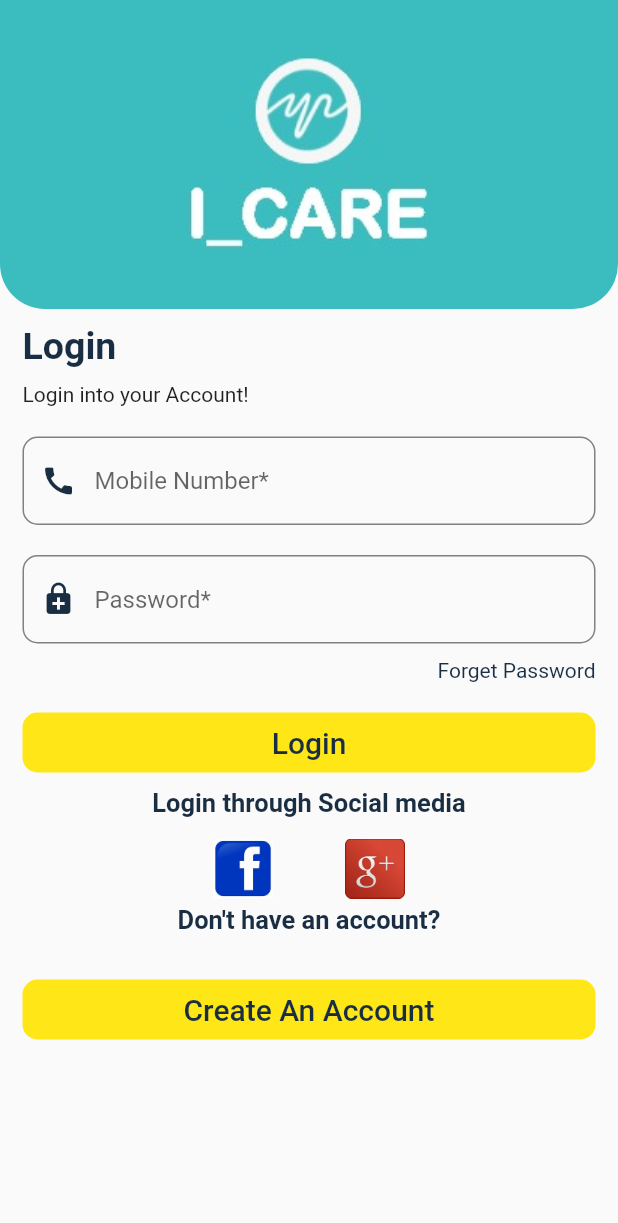
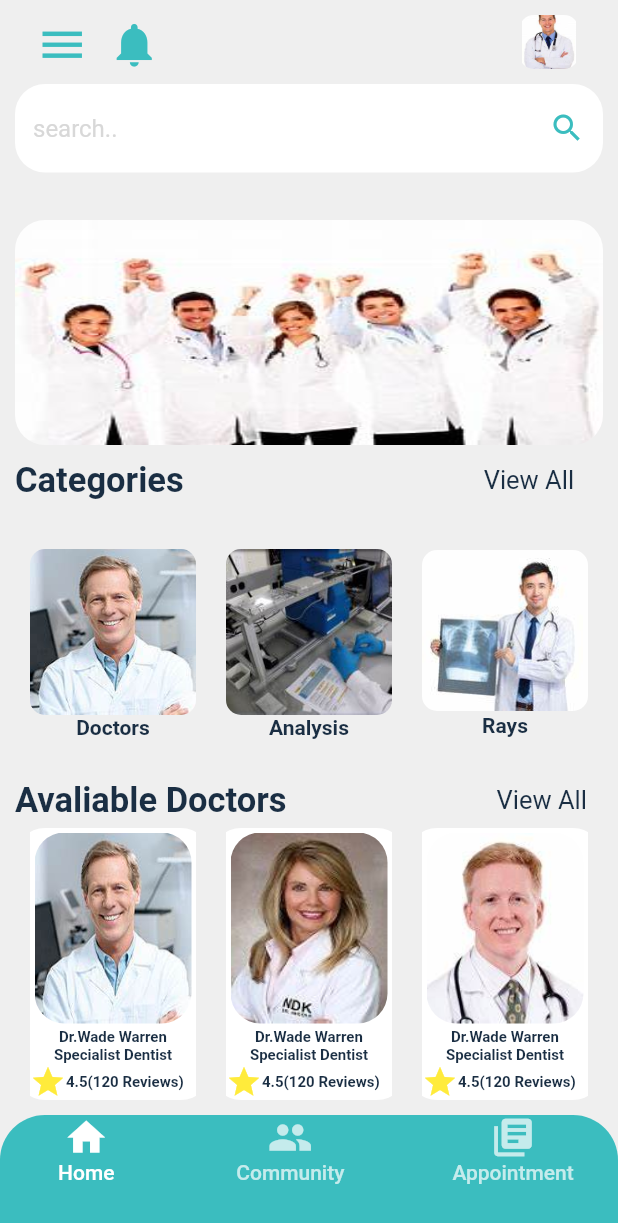
Before and after one commit to mohamedahemd99/UI_flutter, a Flutter app: the screen it shows after launch, on a phone screen of 412 x 824 dp. Shown: the top 1223 px of the screen. Run offline on Flutter 3.47's test engine with Material 2 defaults, Android fonts, the phone set to English and light mode, and no system bars.

Commit message:
home page

```diff
--- a/lib/home.dart
+++ b/lib/home.dart
@@ -0,0 +1,202 @@
+import 'package:flutter/material.dart';
+import 'package:flutter/cupertino.dart';
+const primary=Color(0xff3bbdbf);
+const font=Color(0xff1a2e43);
+const hint=Color(0xff808182);
+const background=Color(0xffefefef);
+const inactiveColor=Colors.white70;
+const activeColor=Colors.white;
+class HomeScreen extends StatefulWidget {
+  @override
+  _HomeScreenState createState() => _HomeScreenState();
+}
+
+class _HomeScreenState extends State<HomeScreen> {
+  @override
+  Widget build(BuildContext context) {
+    return Scaffold(
+      backgroundColor: background,
+      appBar: AppBar(backgroundColor: background,elevation: 0.0,
+        title:  Container(
+          child: Row(
+            crossAxisAlignment: CrossAxisAlignment.start,
+            mainAxisAlignment: MainAxisAlignment.start,
+            children: [
+               IconButton(onPressed: (){},icon: Icon(Icons.menu,color: primary,size: 35.0,)),
+               IconButton(onPressed: (){},icon: Icon(Icons.notifications,color: primary,size: 35.0)),
+            ],
+          ),
+        ),
+        actions: [
+          FlatButton(onPressed: (){},child: Container(margin:EdgeInsets.all(10.0),width: 40.0,child: ClipRRect(borderRadius: BorderRadius.circular(10.0),child: Image(image: AssetImage("images/tt.jpg")))))
+        ],
+      ),
+      body:
+      Container(
+        width: double.infinity,
+
+        child: Column(
+          crossAxisAlignment: CrossAxisAlignment.stretch,
+          children: [
+            Expanded(flex:1,child: Container(margin: EdgeInsets.only(right:10.0,left: 10.0,bottom: 10.0),child: TextField(decoration: InputDecoration(enabledBorder: OutlineInputBorder(borderSide: BorderSide(color: Colors.transparent),borderRadius: BorderRadius.all(Radius.circular(20))),focusedBorder:OutlineInputBorder(borderSide: BorderSide(color: Colors.transparent),borderRadius: BorderRadius.all(Radius.circular(20))),filled: true,fillColor: Colors.white,hintText: "search..",hintStyle:TextStyle(color: Color(0xffd8d8d8)),suffixIcon:Icon(Icons.search,color:primary,)),))),
+            Container(
+              margin:  EdgeInsets.only(right:10.0,left: 10.0,bottom: 10.0),
+              child: ClipRRect(
+                borderRadius: BorderRadius.circular(20),
+                child:  Image.asset("images/pp.jpg",fit: BoxFit.fill,height: 150.0,)
+              ),
+            ),
+            Container(margin: EdgeInsets.only(right:10.0,left: 10.0,bottom: 5.0),child: Row(crossAxisAlignment: CrossAxisAlignment.center,children: [Text("Categories",style:TextStyle(fontSize: 23.0,fontWeight: FontWeight.bold,color: font),),SizedBox(width: 200.0,),Text("View All",style: TextStyle(fontSize: 17.0,color: font),)],),),
+            Expanded(flex:2,child: Container(margin: EdgeInsets.only(right:10.0,left: 10.0),child:Row(children: [
+              Expanded(
+                child: Container(
+                  margin: EdgeInsets.only(right: 10.0,left: 10.0),
+                  child: Column(mainAxisAlignment:MainAxisAlignment.center,
+                    crossAxisAlignment: CrossAxisAlignment.center,
+                    children: [
+                      ClipRRect(borderRadius: BorderRadius.circular(10.0),child: Image.asset("images/nn.jpg",fit: BoxFit.fitHeight,)),
+                      Text("Doctors",style: TextStyle(color: font,fontWeight: FontWeight.bold),)
+                    ],),
+                ),
+              ),
+              Expanded(
+                child: Container(
+                  margin: EdgeInsets.only(right: 10.0,left: 10.0),
+                  child: Column(mainAxisAlignment:MainAxisAlignment.center,
+                    crossAxisAlignment: CrossAxisAlignment.center,
+                    children: [
+                      ClipRRect(borderRadius: BorderRadius.circular(10.0),child: Image.asset("images/analysis.jpg",fit: BoxFit.fitHeight,)),
+
+                      Text("Analysis",style: TextStyle(color: font,fontWeight: FontWeight.bold))
+                    ],),
+                ),
+              ),
+              Expanded(
+                child: Container(
+                  margin: EdgeInsets.only(right: 10.0,left: 10.0),
+                  child: Column(mainAxisAlignment:MainAxisAlignment.center,
+                    crossAxisAlignment: CrossAxisAlignment.center,
+                    children: [
+                      ClipRRect(borderRadius: BorderRadius.circular(10.0),child: Image.asset("images/rays2.jpg",fit: BoxFit.fitHeight,)),
+                      SizedBox(height: 2.0,),
+                      Text("Rays",style: TextStyle(color: font,fontWeight: FontWeight.bold))
+                    ],),
+                ),
+              ),
+            ],
+            ),),
+            ),
+
+            Container(margin: EdgeInsets.only(right:10.0,left: 10.0,bottom: 5.0),child: Row(crossAxisAlignment: CrossAxisAlignment.center,children: [Text("Avaliable Doctors",style:TextStyle(fontSize: 23.0,fontWeight: FontWeight.bold,color: font),),SizedBox(width: 140.0,),Text("View All",style: TextStyle(fontSize: 17.0,color: font),)],),),
+            Expanded(flex:2,child: Container(margin: EdgeInsets.only(right:10.0,left: 10.0),child: Row(children: [
+              Expanded(
+                child: ClipRRect(
+                  borderRadius: BorderRadius.circular(20),
+                  child: Container(
+                    decoration: BoxDecoration(
+                      color: activeColor,
+                    ),
+                    margin: EdgeInsets.only(right: 10.0,left: 10.0),
+                    child: Column(mainAxisAlignment:MainAxisAlignment.center,
+                      crossAxisAlignment: CrossAxisAlignment.stretch,
+                      children: [
+                        Expanded(child: Container(margin: EdgeInsets.all(3.0),child: ClipRRect(borderRadius:BorderRadius.circular(20.0),child: Image.asset("images/nn.jpg",fit: BoxFit.fill,)))),
+                        Text("Dr.Wade Warren",style: TextStyle(color: font,fontWeight: FontWeight.bold,fontSize: 10.0),textAlign: TextAlign.center ),
+                        Text("Specialist Dentist",style: TextStyle(color: font,fontWeight: FontWeight.bold,fontSize: 10.0,),textAlign: TextAlign.center,),
+                        Row(children: [
+                          Icon(Icons.star,color: Colors.yellow,),
+                          Text("4.5",style: TextStyle(color: font,fontWeight: FontWeight.bold,fontSize: 10.0),),
+                          Text("(120 Reviews)",style: TextStyle(color: font,fontWeight: FontWeight.bold,fontSize: 10.0),)
+                        ],)
+                      ],),
+                  ),
+                ),
+              ),
+              Expanded(
+                child: ClipRRect(
+                  borderRadius: BorderRadius.circular(20),
+                  child: Container(
+                    decoration: BoxDecoration(
+                      color: activeColor,
+                    ),
+                    margin: EdgeInsets.only(right: 10.0,left: 10.0),
+                    child: Column(mainAxisAlignment:MainAxisAlignment.center,
+                      crossAxisAlignment: CrossAxisAlignment.stretch,
+                      children: [
+                        Expanded(child: Container(margin: EdgeInsets.all(3.0),child: ClipRRect(borderRadius:BorderRadius.circular(20.0),child: Image.asset("images/mrs.jpg",fit: BoxFit.fill,)))),
+                        Text("Dr.Wade Warren",style: TextStyle(color: font,fontWeight: FontWeight.bold,fontSize: 10.0),textAlign: TextAlign.center ),
+                        Text("Specialist Dentist",style: TextStyle(color: font,fontWeight: FontWeight.bold,fontSize: 10.0,),textAlign: TextAlign.center,),
+                        Row(children: [
+                          Icon(Icons.star,color: Colors.yellow,),
+                          Text("4.5",style: TextStyle(color: font,fontWeight: FontWeight.bold,fontSize: 10.0),),
+                          Text("(120 Reviews)",style: TextStyle(color: font,fontWeight: FontWeight.bold,fontSize: 10.0),)
+                        ],)
+                      ],),
+                  ),
+                ),
+              ),
+              Expanded(
+                child: ClipRRect(
+                  borderRadius: BorderRadius.circular(20),
+                  child: Container(
+                    decoration: BoxDecoration(
+                      color: activeColor,
+                    ),
+                    margin: EdgeInsets.only(right: 10.0,left: 10.0),
+                    child: Column(mainAxisAlignment:MainAxisAlignment.center,
+                      crossAxisAlignment: CrossAxisAlignment.stretch,
+                      children: [
+                        Expanded(child: Container(margin: EdgeInsets.all(3.0),child: ClipRRect(borderRadius:BorderRadius.circular(20.0),child: Image.asset("images/ll.jpg",fit: BoxFit.fill,)))),
+                        Text("Dr.Wade Warren",style: TextStyle(color: font,fontWeight: FontWeight.bold,fontSize: 10.0),textAlign: TextAlign.center ),
+                        Text("Specialist Dentist",style: TextStyle(color: font,fontWeight: FontWeight.bold,fontSize: 10.0,),textAlign: TextAlign.center,),
+                        Row(children: [
+                          Icon(Icons.star,color: Colors.yellow,),
+                          Text("4.5",style: TextStyle(color: font,fontWeight: FontWeight.bold,fontSize: 10.0),),
+                          Text("(120 Reviews)",style: TextStyle(color: font,fontWeight: FontWeight.bold,fontSize: 10.0),)
+                        ],)
+                      ],),
+                  ),
+                ),
+              ),
+            ],
+            ),),
+            ),
+          Expanded(
+            child: Container(height: 50.0,decoration:BoxDecoration(borderRadius: BorderRadius.only(topLeft: Radius.circular(30.0),topRight: Radius.circular(30.0)),color: primary) ,margin: EdgeInsets.only(top: 10.0),width: double.infinity,child:
+            Row(
+              mainAxisAlignment: MainAxisAlignment.center,
+              crossAxisAlignment: CrossAxisAlignment.center,
+              children: [
+              BottomIcon(icon: Icons.home,color:activeColor ,text: "Home",),
+                SizedBox(width: 40.0,),
+
+              BottomIcon(icon: Icons.group,text: "Community",color: inactiveColor,),
+                SizedBox(width: 40.0,),
+
+              BottomIcon(icon: Icons.library_books,color: inactiveColor,text: "Appointment",),
+            ],),),
+          )
+          ],
+        ),
+      ),
+    );
+  }
+}
+class BottomIcon extends StatelessWidget {
+  BottomIcon({@required this.icon,@required this.text, @required this.color});
+  IconData icon;
+  String text;
+  Color color;
+  @override
+  Widget build(BuildContext context) {
+    return FlatButton(
+      onPressed: (){},
+      child: Column(
+        children: [
+          Icon(icon,size: 30.0,color: color),
+          Text(text,style: TextStyle(color: color))
+        ],
+      ),
+    );
+  }
+}
--- a/lib/main.dart
+++ b/lib/main.dart
@@ -4,6 +4,7 @@ import 'package:flutter/cupertino.dart';
 import 'new_password.dart';
 import 'changePassword.dart';
 import 'login_screen.dart';
+import 'home.dart';
 void main(){
   runApp(
     MaterialApp(
@@ -20,7 +21,7 @@ class _HomePageState extends State<HomePage> {
   @override
   Widget build(BuildContext context) {
     return MaterialApp(
-      home:LoginScreen() ,
+      home:HomeScreen() ,
     );
   }
 }
```
Also changed, not shown: images/analysis.jpg (added), images/doctors.jpg (added), images/ll.jpg (added), images/mrs.jpg (added), images/nn.jpg (added), images/pp.jpg (added), images/rays.jpg (added), images/rays2.jpg (added), images/th.jpg (added), images/tt.jpg (added).
